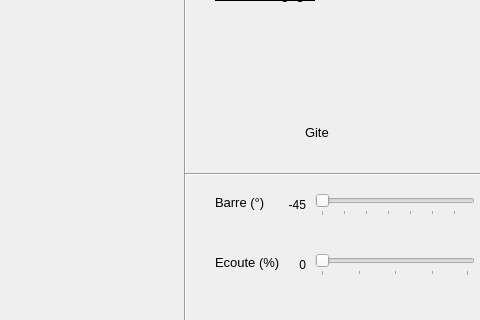
First picture: the form in ihm/forms/mainwindow.ui, repository etiennelndr/ihm_voilierautonome, before the edit; both pictures show x 435 to 915 and y 485 to 805 of the 1100 by 805 pixel window.
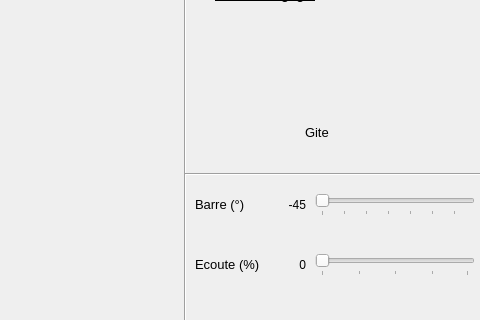
Second picture: the form after the edit. Icons and pictures are not drawn.

Commit message: Changement mineur dans l'UI de l'IHM

What changed in the file:
```diff
--- a/ihm/forms/mainwindow.ui
+++ b/ihm/forms/mainwindow.ui
@@ -407,10 +407,10 @@
    <widget class="QLabel" name="label_6">
     <property name="geometry">
      <rect>
-      <x>650</x>
+      <x>630</x>
       <y>660</y>
-      <width>51</width>
-      <height>16</height>
+      <width>71</width>
+      <height>20</height>
      </rect>
     </property>
     <property name="font">
@@ -427,10 +427,10 @@
    <widget class="QLabel" name="label_10">
     <property name="geometry">
      <rect>
-      <x>650</x>
+      <x>630</x>
       <y>720</y>
-      <width>71</width>
-      <height>16</height>
+      <width>91</width>
+      <height>20</height>
      </rect>
     </property>
     <property name="font">
```
Left out of the diff: 2 changed lines with no effect on the pictures. The commit also changes 1 other file.
